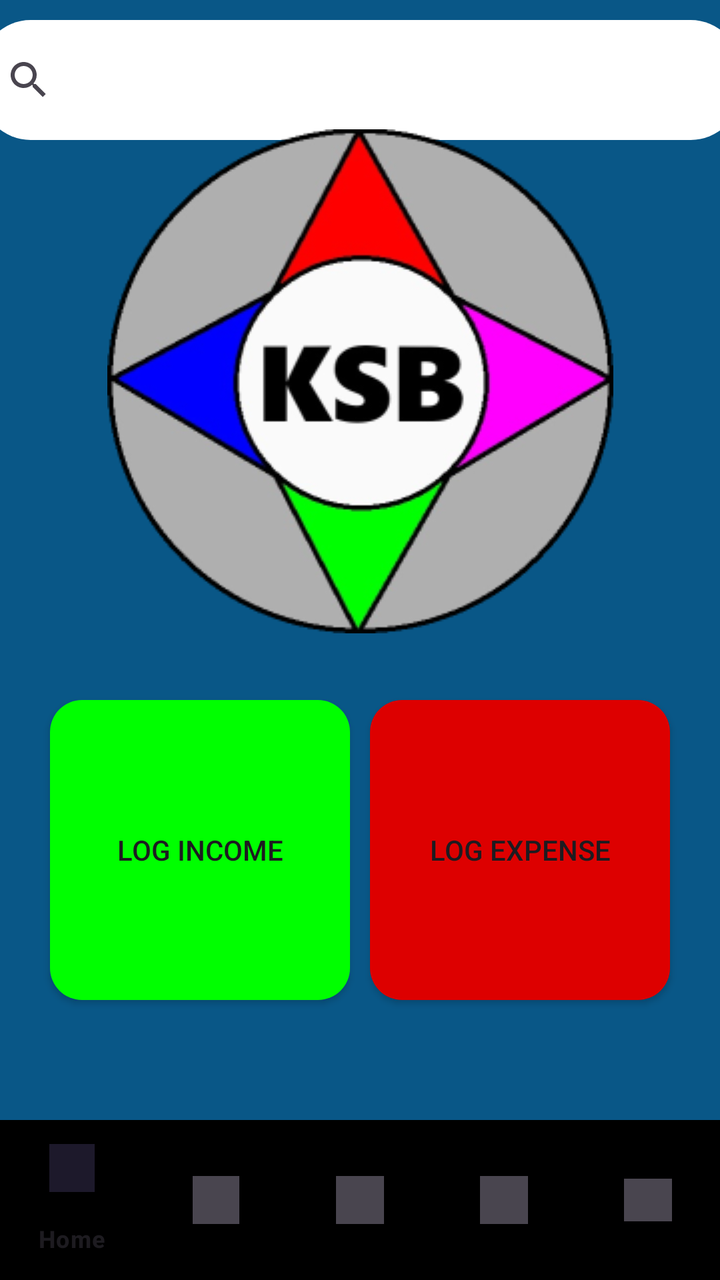
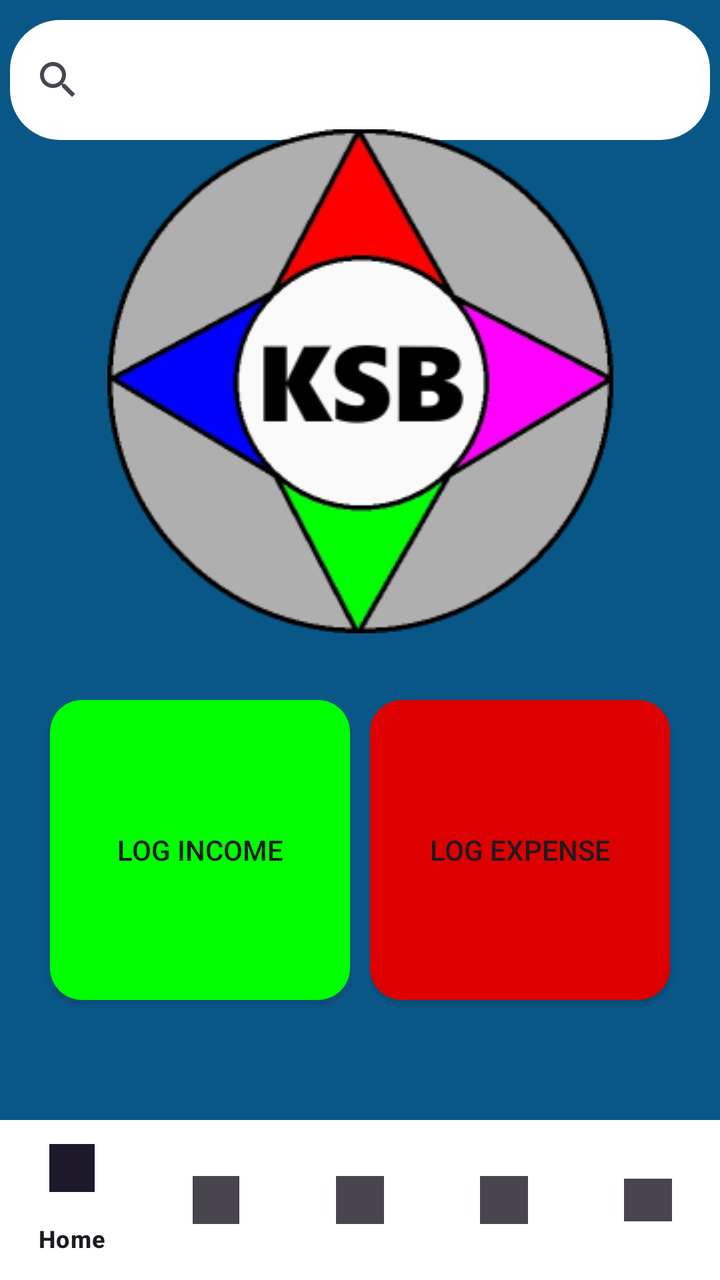

Screens rendered from an Android XML layout before and after an edit, with the pre-edit source and the edit as a unified diff.
<!-- AndroidManifest.xml: application theme Theme.KracKShacKBanking -->
<!-- res/layout/dashboard.xml -->
<?xml version="1.0" encoding="utf-8"?>
<androidx.constraintlayout.widget.ConstraintLayout
    xmlns:android="http://schemas.android.com/apk/res/android"
    xmlns:app="http://schemas.android.com/apk/res-auto"
    xmlns:tools="http://schemas.android.com/tools"
    android:layout_width="match_parent"
    android:layout_height="match_parent"
    android:background="@color/background">

    <SearchView
        android:id="@+id/searchView"
        android:layout_width="380dp"
        android:layout_height="60dp"
        android:layout_marginStart="10dp"
        android:layout_marginTop="10dp"
        android:layout_marginEnd="10dp"
        android:background="@drawable/searchview_background"
        android:queryHint="@string/SearchExpenses"
        app:layout_constraintEnd_toEndOf="parent"
        app:layout_constraintStart_toStartOf="parent"
        app:layout_constraintTop_toTopOf="parent" />

    <ImageView
        android:id="@+id/imageView"
        android:layout_width="wrap_content"
        android:layout_height="wrap_content"
        android:layout_marginStart="79dp"
        android:layout_marginTop="40dp"
        android:layout_marginEnd="79dp"
        android:layout_marginBottom="79dp"
        app:layout_constraintBottom_toTopOf="@+id/button3"
        app:layout_constraintEnd_toEndOf="parent"
        app:layout_constraintStart_toStartOf="parent"
        app:layout_constraintTop_toBottomOf="@+id/searchView"
        app:srcCompat="@drawable/logo" />

    <Button
        android:id="@+id/button2"
        android:layout_width="150dp"
        android:layout_height="150dp"
        android:layout_marginStart="25dp"
        android:layout_marginBottom="60dp"
        android:background="@drawable/formatbuttondashboardincome"
        android:text="@string/LogIncome"
        app:layout_constraintBottom_toTopOf="@id/bottomNavigationView"
        app:layout_constraintStart_toStartOf="parent" />

    <Button
        android:id="@+id/button3"
        android:layout_width="150dp"
        android:layout_height="150dp"
        android:layout_marginEnd="25dp"
        android:layout_marginBottom="60dp"
        android:background="@drawable/formatbuttondashboardexpense"
        android:text="@string/LogExpense"
        app:layout_constraintBottom_toTopOf="@id/bottomNavigationView"
        app:layout_constraintEnd_toEndOf="parent" />

    <com.google.android.material.bottomnavigation.BottomNavigationView
        android:id="@+id/bottomNavigationView"
        android:layout_width="0dp"
        android:layout_height="wrap_content"
        android:background="@color/black"
        app:menu="@menu/bottom_nav_menu"
        app:layout_constraintBottom_toBottomOf="parent"
        app:layout_constraintStart_toStartOf="parent"
        app:layout_constraintEnd_toEndOf="parent" />

</androidx.constraintlayout.widget.ConstraintLayout>
<!-- resources referenced by this layout -->
<resources>
  <color name="background">#095787</color>
  <color name="black">#FF000000</color>
  <!-- drawable formatbuttondashboardexpense (drawable) -->
  <shape xmlns:android="http://schemas.android.com/apk/res/android"
      android:shape="rectangle">
      <solid android:color="@color/red" />
      <corners android:radius="16dp" />
  </shape>
  <!-- drawable formatbuttondashboardincome (drawable) -->
  <shape xmlns:android="http://schemas.android.com/apk/res/android"
      android:shape="rectangle">
      <solid android:color="@color/green" />
      <corners android:radius="16dp" /> 
  </shape>
  <!-- drawable logo: png bitmap (drawable, 35989 bytes) -->
  <!-- drawable searchview_background (drawable) -->
  <?xml version="1.0" encoding="utf-8"?>
  <shape xmlns:android="http://schemas.android.com/apk/res/android"
      android:shape="rectangle">
  
      <solid android:color="@color/white" />
      <corners android:radius="25dp" /> 
  </shape>
  <string name="LogExpense">Log Expense</string>
  <string name="LogIncome">Log Income</string>
  <string name="SearchExpenses">Search Expense</string>
  <style name="Theme.KracKShacKBanking" parent="Base.Theme.KracKShacKBanking" />
  <color name="red">#DD0000</color>
  <color name="green">#00FF00</color>
  <color name="white">#FFFFFFFF</color>
  <style name="Base.Theme.KracKShacKBanking" parent="Theme.Material3.DayNight.NoActionBar">
          
          
      </style>
</resources>

<!-- the commit's change to res/layout/dashboard.xml (unified diff, before → after) -->
@@ -1,69 +1,85 @@
 <?xml version="1.0" encoding="utf-8"?>
-<androidx.constraintlayout.widget.ConstraintLayout
+<FrameLayout
     xmlns:android="http://schemas.android.com/apk/res/android"
     xmlns:app="http://schemas.android.com/apk/res-auto"
     xmlns:tools="http://schemas.android.com/tools"
+    android:id="@+id/overlayContainer"
     android:layout_width="match_parent"
-    android:layout_height="match_parent"
-    android:background="@color/background">
+    android:layout_height="match_parent">
 
-    <SearchView
-        android:id="@+id/searchView"
-        android:layout_width="380dp"
+    
+    <androidx.constraintlayout.widget.ConstraintLayout
+        android:layout_width="match_parent"
+        android:layout_height="match_parent"
+        android:background="@color/background">
+
+        <SearchView
+            android:id="@+id/searchView_dashboard"
+            android:layout_width="0dp"
+            android:layout_height="60dp"
+            android:layout_marginStart="5dp"
+            android:layout_marginTop="10dp"
+            android:layout_marginEnd="5dp"
+            android:background="@drawable/search_view_background"
+            android:queryHint="@string/SearchExpenses"
+            app:layout_constraintEnd_toEndOf="parent"
+            app:layout_constraintStart_toStartOf="parent"
+            app:layout_constraintTop_toTopOf="parent" />
+
+        <ImageView
+            android:id="@+id/logo_dashboard"
+            android:layout_width="wrap_content"
+            android:layout_height="wrap_content"
+            android:layout_marginStart="79dp"
+            android:layout_marginTop="40dp"
+            android:layout_marginEnd="79dp"
+            android:layout_marginBottom="79dp"
+            app:layout_constraintBottom_toTopOf="@+id/btn_log_expense_dashboard"
+            app:layout_constraintEnd_toEndOf="parent"
+            app:layout_constraintStart_toStartOf="parent"
+            app:layout_constraintTop_toBottomOf="@+id/searchView_dashboard"
+            app:srcCompat="@drawable/logo" />
+
+        <Button
+            android:id="@+id/btn_log_income_dashboard"
+            android:layout_width="150dp"
+            android:layout_height="150dp"
+            android:layout_marginStart="25dp"
+            android:layout_marginBottom="60dp"
+            android:background="@drawable/format_button_dashboard_income"
+            android:text="@string/LogIncome"
+            app:layout_constraintBottom_toTopOf="@id/bottomNavigationView"
+            app:layout_constraintStart_toStartOf="parent" />
+
+        <Button
+            android:id="@+id/btn_log_expense_dashboard"
+            android:layout_width="150dp"
+            android:layout_height="150dp"
+            android:layout_marginEnd="25dp"
+            android:layout_marginBottom="60dp"
+            android:background="@drawable/format_button_dashboard_expense"
+            android:text="@string/LogExpense"
+            app:layout_constraintBottom_toTopOf="@id/bottomNavigationView"
+            app:layout_constraintEnd_toEndOf="parent" />
+
+        <com.google.android.material.bottomnavigation.BottomNavigationView
+            android:id="@+id/bottomNavigationView"
+            android:layout_width="match_parent"
+            android:layout_height="80dp"
+            android:background="@color/white"
+            app:menu="@menu/bottom_nav_menu"
+            app:layout_constraintBottom_toBottomOf="parent"
+            app:layout_constraintStart_toStartOf="parent"
+            app:layout_constraintEnd_toEndOf="parent" />
+
+    </androidx.constraintlayout.widget.ConstraintLayout>
+
+    
+    <ProgressBar
+        android:id="@+id/loading_spinner"
+        android:layout_width="60dp"
         android:layout_height="60dp"
-        android:layout_marginStart="10dp"
-        android:layout_marginTop="10dp"
-        android:layout_marginEnd="10dp"
-        android:background="@drawable/searchview_background"
-        android:queryHint="@string/SearchExpenses"
-        app:layout_constraintEnd_toEndOf="parent"
-        app:layout_constraintStart_toStartOf="parent"
-        app:layout_constraintTop_toTopOf="parent" />
+        android:layout_gravity="center"
+        android:visibility="gone" />
 
-    <ImageView
-        android:id="@+id/imageView"
-        android:layout_width="wrap_content"
-        android:layout_height="wrap_content"
-        android:layout_marginStart="79dp"
-        android:layout_marginTop="40dp"
-        android:layout_marginEnd="79dp"
-        android:layout_marginBottom="79dp"
-        app:layout_constraintBottom_toTopOf="@+id/button3"
-        app:layout_constraintEnd_toEndOf="parent"
-        app:layout_constraintStart_toStartOf="parent"
-        app:layout_constraintTop_toBottomOf="@+id/searchView"
-        app:srcCompat="@drawable/logo" />
-
-    <Button
-        android:id="@+id/button2"
-        android:layout_width="150dp"
-        android:layout_height="150dp"
-        android:layout_marginStart="25dp"
-        android:layout_marginBottom="60dp"
-        android:background="@drawable/formatbuttondashboardincome"
-        android:text="@string/LogIncome"
-        app:layout_constraintBottom_toTopOf="@id/bottomNavigationView"
-        app:layout_constraintStart_toStartOf="parent" />
-
-    <Button
-        android:id="@+id/button3"
-        android:layout_width="150dp"
-        android:layout_height="150dp"
-        android:layout_marginEnd="25dp"
-        android:layout_marginBottom="60dp"
-        android:background="@drawable/formatbuttondashboardexpense"
-        android:text="@string/LogExpense"
-        app:layout_constraintBottom_toTopOf="@id/bottomNavigationView"
-        app:layout_constraintEnd_toEndOf="parent" />
-
-    <com.google.android.material.bottomnavigation.BottomNavigationView
-        android:id="@+id/bottomNavigationView"
-        android:layout_width="0dp"
-        android:layout_height="wrap_content"
-        android:background="@color/black"
-        app:menu="@menu/bottom_nav_menu"
-        app:layout_constraintBottom_toBottomOf="parent"
-        app:layout_constraintStart_toStartOf="parent"
-        app:layout_constraintEnd_toEndOf="parent" />
-
-</androidx.constraintlayout.widget.ConstraintLayout>
+</FrameLayout>
<!-- resource entries referenced after the edit -->
@@ -1,21 +1,21 @@
 <!-- resources referenced by this layout -->
 <resources>
   <color name="background">#095787</color>
-  <color name="black">#FF000000</color>
-  <!-- drawable formatbuttondashboardexpense (drawable) -->
+  <color name="white">#FFFFFFFF</color>
+  <!-- drawable format_button_dashboard_expense (drawable) -->
   <shape xmlns:android="http://schemas.android.com/apk/res/android"
       android:shape="rectangle">
       <solid android:color="@color/red" />
       <corners android:radius="16dp" />
   </shape>
-  <!-- drawable formatbuttondashboardincome (drawable) -->
+  <!-- drawable format_button_dashboard_income (drawable) -->
   <shape xmlns:android="http://schemas.android.com/apk/res/android"
       android:shape="rectangle">
       <solid android:color="@color/green" />
       <corners android:radius="16dp" /> 
   </shape>
   <!-- drawable logo: png bitmap (drawable, 35989 bytes) -->
-  <!-- drawable searchview_background (drawable) -->
+  <!-- drawable search_view_background (drawable) -->
   <?xml version="1.0" encoding="utf-8"?>
   <shape xmlns:android="http://schemas.android.com/apk/res/android"
       android:shape="rectangle">
@@ -29,7 +29,6 @@
   <style name="Theme.KracKShacKBanking" parent="Base.Theme.KracKShacKBanking" />
   <color name="red">#DD0000</color>
   <color name="green">#00FF00</color>
-  <color name="white">#FFFFFFFF</color>
   <style name="Base.Theme.KracKShacKBanking" parent="Theme.Material3.DayNight.NoActionBar">
           
           
